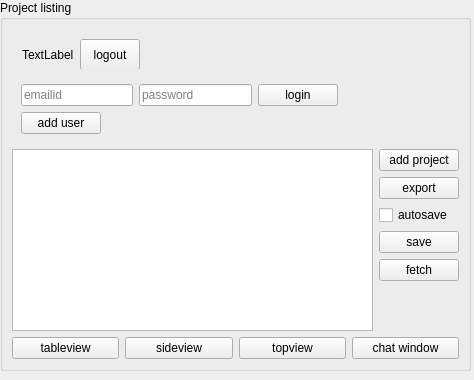
First picture: the form in mslib/msui/ui/ui_mscolab_window.ui, repository Open-MSS/MSS, before the edit.
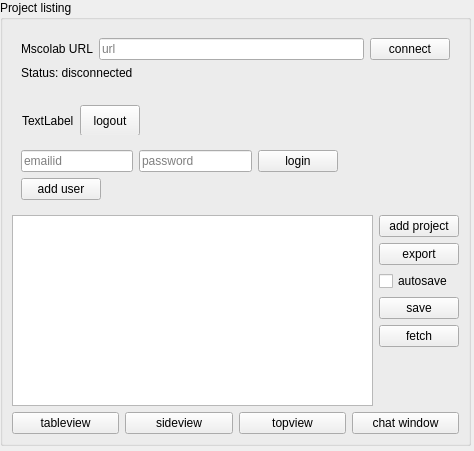
Second picture: the form after the edit.

Commit message: Add url bar for mscolab

The edit to the form file:
```diff
--- a/mslib/msui/ui/ui_mscolab_window.ui
+++ b/mslib/msui/ui/ui_mscolab_window.ui
@@ -7,7 +7,7 @@
     <x>0</x>
     <y>0</y>
     <width>474</width>
-    <height>380</height>
+    <height>451</height>
    </rect>
   </property>
   <property name="sizePolicy">
@@ -31,7 +31,7 @@
      <x>0</x>
      <y>0</y>
      <width>471</width>
-     <height>371</height>
+     <height>446</height>
     </rect>
    </property>
    <layout class="QVBoxLayout" name="verticalLayout_6">
@@ -48,6 +48,48 @@
            <bool>true</bool>
           </property>
           <layout class="QVBoxLayout" name="verticalLayout">
+           <item>
+            <widget class="QWidget" name="urlWidget" native="true">
+             <layout class="QVBoxLayout" name="verticalLayout_9">
+              <item>
+               <layout class="QVBoxLayout" name="verticalLayout_7">
+                <item>
+                 <layout class="QHBoxLayout" name="horizontalLayout_5">
+                  <item>
+                   <widget class="QLabel" name="label_2">
+                    <property name="text">
+                     <string>Mscolab URL</string>
+                    </property>
+                   </widget>
+                  </item>
+                  <item>
+                   <widget class="QLineEdit" name="url">
+                    <property name="placeholderText">
+                     <string>url</string>
+                    </property>
+                   </widget>
+                  </item>
+                  <item>
+                   <widget class="QPushButton" name="connectMscolab">
+                    <property name="text">
+                     <string>connect</string>
+                    </property>
+                   </widget>
+                  </item>
+                 </layout>
+                </item>
+                <item>
+                 <widget class="QLabel" name="status">
+                  <property name="text">
+                   <string>Status: disconnected</string>
+                  </property>
+                 </widget>
+                </item>
+               </layout>
+              </item>
+             </layout>
+            </widget>
+           </item>
            <item>
             <widget class="QWidget" name="loggedInWidget" native="true">
              <property name="enabled">
```
The commit also changes 2 other files.
